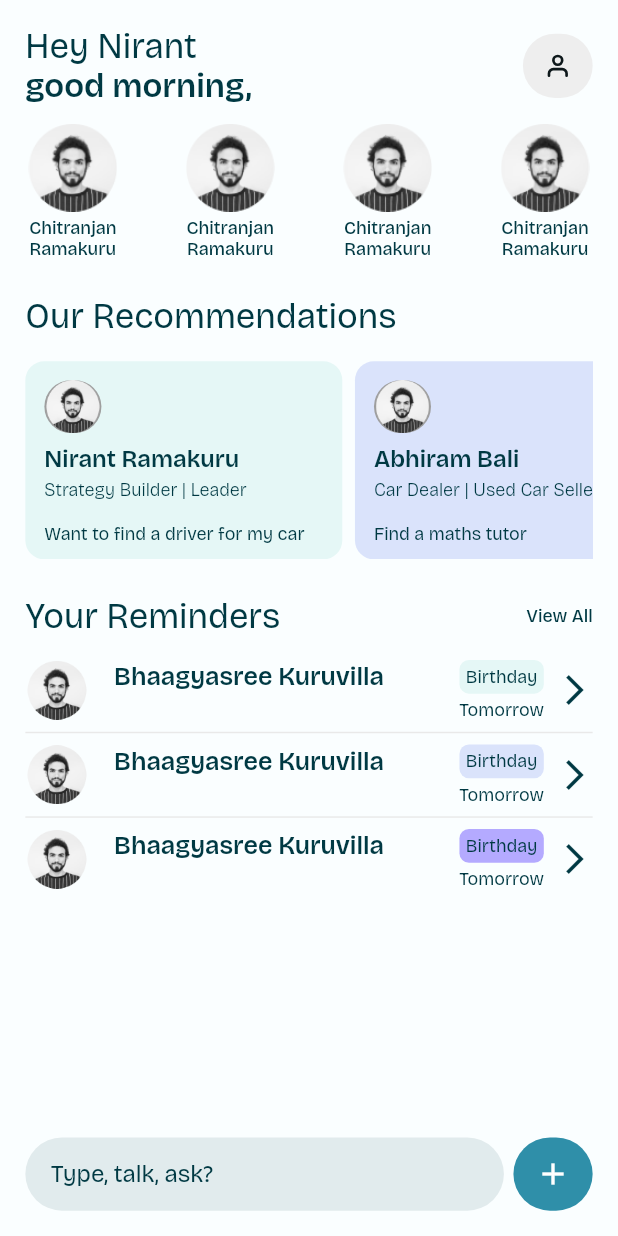
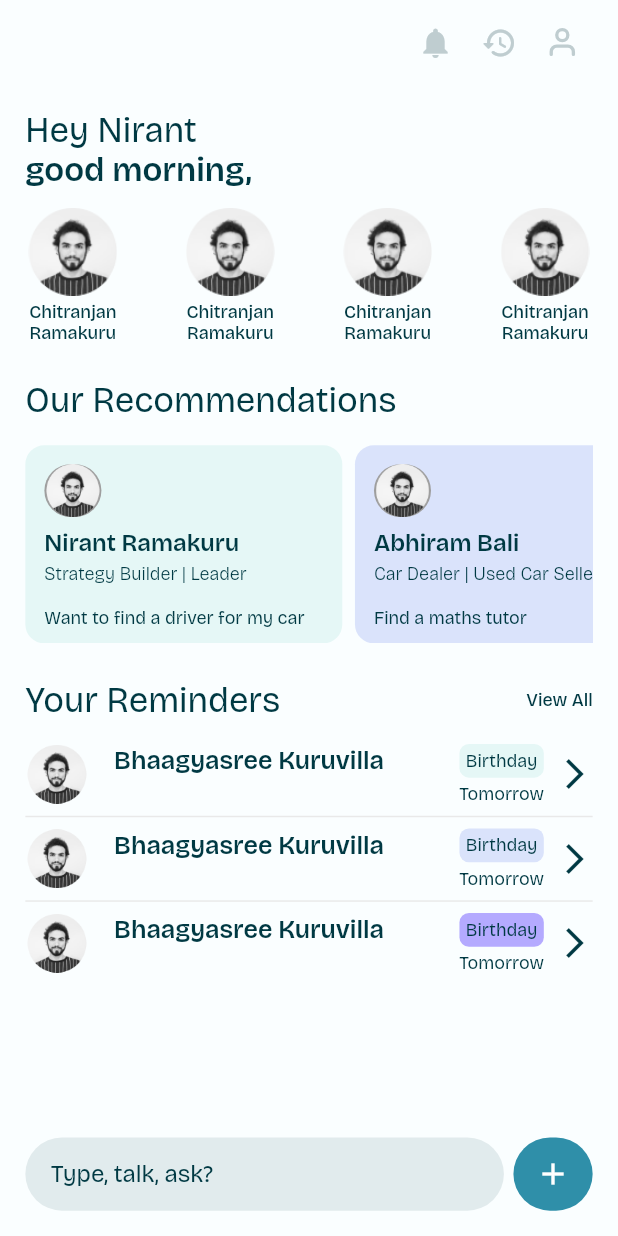
Before and after one commit to vouch-social/vouchFlutterRepo, a Flutter app: the NewHomePage screen opened directly, on a phone screen of 412 x 824 dp. Run offline on Flutter 3.47's test engine with Material 3 defaults, Android fonts, the light colour scheme and no system bars; drawn by our look-alikes of auto_size_text; our stand-ins replace barcode_widget, cached_network_image, cloud_firestore, cloud_functions, dio, dotted_line and 38 more; missing offline and left inert: call_log, choose_input_chips, firebase_app_check, flutter_barcode_scanner, json_path, mime_type and 2 more; accounts and stored records are empty.

Commit message:
250420241624

```diff
--- /dev/null
+++ b/lib/new_code/common_widgets/myAppBar.dart
@@ -0,0 +1,166 @@
+import 'package:flutter/material.dart';
+import 'package:flutter_screenutil/flutter_screenutil.dart';
+import 'package:flutter_svg/flutter_svg.dart';
+import 'package:get/get.dart';
+import 'package:get/get_core/src/get_main.dart';
+import 'package:vouch/new_code/common_widgets/history.dart';
+import 'package:vouch/new_code/common_widgets/vector.dart';
+
+import '../../flutter_flow/flutter_flow_theme.dart';
+import '../../generated/assets.dart';
+import '../home_page/settings/settings_screen.dart';
+
+class CustomAppBar extends StatelessWidget implements PreferredSizeWidget {
+  final bool showBackButton;
+  final bool showProfileButton;
+  final String title;
+
+  final bool showHistoryButton;
+  final bool showNotificationButton;
+
+  Function()? onSettingsButtonPressed;
+
+  CustomAppBar({
+    Key? key,
+    this.showBackButton = false,
+    this.title = "",
+    this.showProfileButton = true,
+    this.onSettingsButtonPressed,
+    this.showHistoryButton = true,
+    this.showNotificationButton = true,
+  }) : super(key: key);
+
+  @override
+  Widget build(BuildContext context) {
+    return AppBar(
+      backgroundColor: FlutterFlowTheme.of(context).primaryBackground,
+      elevation: 0,
+      leading: showBackButton
+          ? GestureDetector(
+              onTap: (){Get.back();},
+              child: Container(
+                height: 40.h,
+                width: 40.w,
+                decoration: BoxDecoration(
+                  shape: BoxShape.circle,
+
+                ),
+                child: Center(
+                  child: Icon(Icons.arrow_back,
+                      color: FlutterFlowTheme.of(context).alternate), // Replace with your icon
+                ),
+              ),
+            )
+          : Container(),
+      title: Row(
+        mainAxisAlignment: MainAxisAlignment.spaceBetween,
+        children: [
+          Text(title,
+          style: FlutterFlowTheme.of(context).headlineLarge),
+          Row(
+            mainAxisAlignment: MainAxisAlignment.end,
+            children: [
+              showNotificationButton
+                  ? GestureDetector(
+                      onTap: () {
+                        Get.to(
+                          () => SettingsScreen(),
+                          transition: Transition.upToDown,
+                          duration: Duration(milliseconds: 500),
+                          //curve: Curves.easeInOut,
+                        );
+                      },
+                      child: Container(
+                          width: 40.w,
+                          height: 40.h,
+                          padding: EdgeInsets.all(8.0.w),
+                          decoration: BoxDecoration(
+                            shape: BoxShape.circle,
+                            // color: FlutterFlowTheme.of(context).accent4
+                          ),
+                          child: Icon(Icons.notifications,
+                          color: FlutterFlowTheme.of(context).alternate,)),
+                    )
+                  : Container(
+                      // width: 40.w,
+                      // height: 40.h,
+                      // padding: EdgeInsets.all(8.0.w),
+                      // decoration: BoxDecoration(
+                      //   shape: BoxShape.circle,
+                      //   // color: FlutterFlowTheme.of(context).accent4
+                      // ),
+                    ),
+              showHistoryButton
+                  ? GestureDetector(
+                onTap: () {
+                  Get.to(
+                        () => historyScreen(),
+                    transition: Transition.rightToLeft,
+                    duration: Duration(milliseconds: 500),
+                    //curve: Curves.easeInOut,
+                  );
+                },
+                child: Container(
+                    width: 40.w,
+                    height: 40.h,
+                    padding: EdgeInsets.all(8.0.w),
+                    decoration: BoxDecoration(
+                      shape: BoxShape.circle,
+                      // color: FlutterFlowTheme.of(context).accent4
+                    ),
+                    child: Icon(Icons.history_rounded,
+                      color: FlutterFlowTheme.of(context).alternate,)),
+              )
+                  : Container(
+                // width: 40.w,
+                // height: 40.h,
+                // padding: EdgeInsets.all(8.0.w),
+                // decoration: BoxDecoration(
+                //   shape: BoxShape.circle,
+                //   // color: FlutterFlowTheme.of(context).accent4
+                // ),
+              ),
+              showProfileButton
+                  ? GestureDetector(
+                onTap: () {
+                  Get.to(
+                        () => SettingsScreen(),
+                    transition: Transition.rightToLeftWithFade,
+                    duration: Duration(milliseconds: 500),
+                    //curve: Curves.easeInOut,
+                  );
+                },
+                child: Container(
+                    width: 40.w,
+                    height: 40.h,
+                    padding: EdgeInsets.all(8.0.w),
+                    decoration: BoxDecoration(
+                      shape: BoxShape.circle,
+                      // color: FlutterFlowTheme.of(context).accent4
+                    ),
+                    child: SvgPicture.asset(
+                      Assets.assetsUserIcon,
+                      height: 20.h,
+                      width: 20.w,
+                      color: FlutterFlowTheme.of(context).alternate,
+                    )),
+              )
+                  : Container(
+                // width: 40.w,
+                // height: 40.h,
+                // padding: EdgeInsets.all(8.0.w),
+                // decoration: BoxDecoration(
+                //   shape: BoxShape.circle,
+                //   // color: FlutterFlowTheme.of(context).accent4
+                // ),
+              )
+            ],
+          ),
+        ],
+      ),
+    );
+  }
+
+  @override
+  Size get preferredSize => Size.fromHeight(kToolbarHeight);
+}
--- a/lib/new_code/home_page/new_home_page.dart
+++ b/lib/new_code/home_page/new_home_page.dart
@@ -15,6 +15,7 @@ import 'package:vouch/new_code/home_page/search_screen/search_screen.dart';
 import 'package:vouch/new_code/home_page/settings/settings_screen.dart';
 
 import '../../generated/assets.dart';
+import '../common_widgets/myAppBar.dart';
 
 class NewHomePage extends StatefulWidget {
   const NewHomePage({super.key});
@@ -66,6 +67,7 @@ class _NewHomePageState extends State<NewHomePage> {
     ];
 
     return Scaffold(
+      appBar: CustomAppBar(),
       key: _scaffoldKey,
       resizeToAvoidBottomInset: false,
       backgroundColor: FlutterFlowTheme.of(context).primaryBackground,
@@ -91,27 +93,7 @@ class _NewHomePageState extends State<NewHomePage> {
                       ),
                     ],
                   ),
-                  GestureDetector(
-                    onTap: () {
-                      Get.to(
-                        () => SettingsScreen(),
-                        transition: Transition.rightToLeftWithFade,
-                        duration: Duration(milliseconds: 500),
-                        //curve: Curves.easeInOut,
-                      );
-                    },
-                    child: Container(
-                        width: 44.w,
-                        height: 44.h,
-                        decoration: BoxDecoration(
-                            borderRadius: BorderRadius.circular(30.0.w),
-                            color: FlutterFlowTheme.of(context).accent4),
-                        child: Padding(
-                          padding: EdgeInsets.all(12.w),
-                          child: vector(Assets.assetsUserIcon,
-                              height: 20.h, width: 20.w),
-                        )),
-                  )
+
                 ],
               ),
               SizedBox(
```
Also changed, not shown: lib/new_code/common_widgets/history.dart (added, +96 -0 lines), lib/new_code/common_widgets/vouchCard.dart (added, +14 -0 lines).
